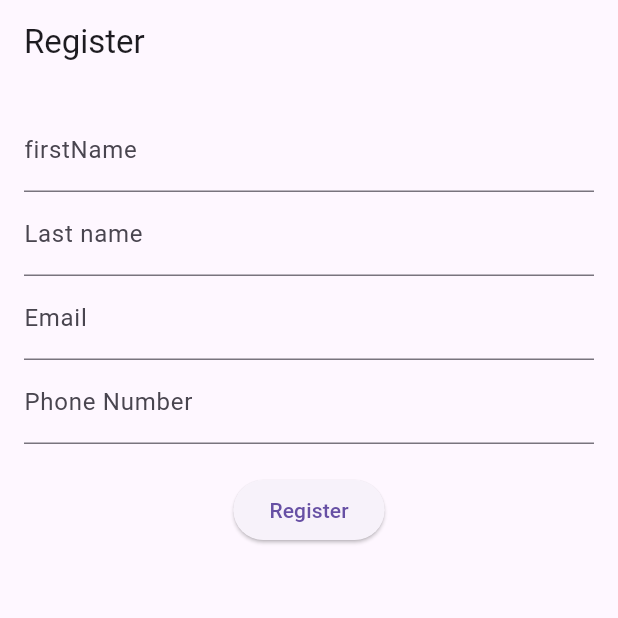
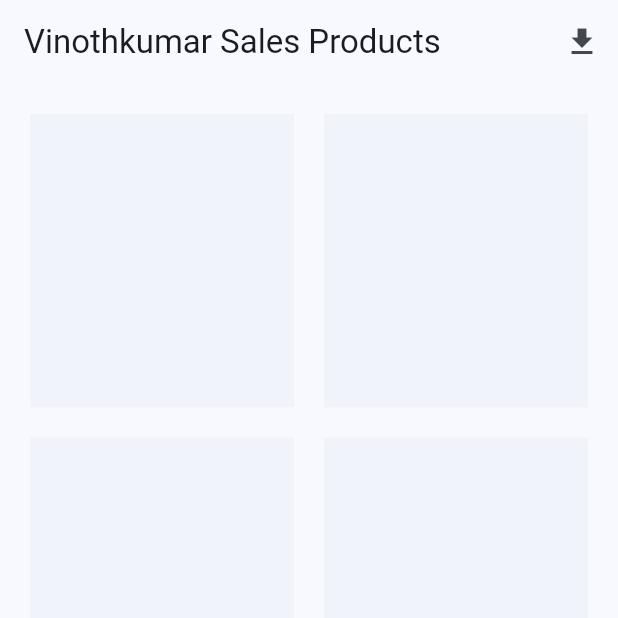
Before and after one commit to vinoth87780/api_signup, a Flutter app: the screen it shows after launch, on a phone screen of 412 x 824 dp, the top half of it. Run offline on Flutter 3.47's test engine with Material 3 defaults, Android fonts, the phone set to English and light mode, and no system bars; our stand-ins replace flutter_riverpod.

Commit message:
homescreen commit in flutter as an design

```diff
--- a/lib/main.dart
+++ b/lib/main.dart
@@ -1,20 +1,26 @@
-import 'package:api_signup/registration_page/signup_page.dart';
+import 'package:api_signup/screens/home/homescreen.dart';
 import 'package:flutter/material.dart';
 import 'package:flutter_riverpod/flutter_riverpod.dart';
 
 void main() {
-  runApp(ProviderScope(child: MyApp()));
+  runApp(const ProviderScope(child: MyApp()));
 }
 
 class MyApp extends StatelessWidget {
+  const MyApp({super.key});
+
   @override
-  Widget build(BuildContext context) {
+  Widget build(
+    BuildContext context,
+  ) {
     return MaterialApp(
-      title: 'Registration Example',
+      debugShowCheckedModeBanner: false,
+      title: '',
       theme: ThemeData(
-        primarySwatch: Colors.blue,
-      ),
-      home: RegistrationPage(),
+          colorScheme: ColorScheme.fromSeed(
+        seedColor: Colors.blue,
+      )),
+      home: Homescreen(),
     );
   }
 }
--- a/lib/models/user_model.dart
+++ /dev/null
@@ -1,88 +0,0 @@
-import 'package:flutter_riverpod/flutter_riverpod.dart';
-import 'package:api_signup/services/services.dart'; // Ensure this path is correct
-
-final registrationProvider =
-    StateNotifierProvider<RegistrationNotifier, RegistrationState>(
-  (ref) => RegistrationNotifier(ref),
-);
-
-class RegistrationState {
-  final String? firstname;
-  final String? lastname;
-  final String? email;
-  final String? phone;
-  final bool isLoading;
-  final String? error;
-
-  RegistrationState({
-    this.firstname,
-    this.lastname,
-    this.email,
-    this.phone,
-    this.isLoading = false,
-    this.error,
-  });
-
-  RegistrationState copyWith({
-    String? firstname,
-    String? lastname,
-    String? email,
-    String? phone,
-    bool? isLoading,
-    String? error,
-  }) {
-    return RegistrationState(
-      firstname: firstname ?? this.firstname,
-      lastname: lastname ?? this.lastname,
-      email: email ?? this.email,
-      phone: phone ?? this.phone,
-      error: error ?? this.error,
-    );
-  }
-}
-
-class RegistrationNotifier extends StateNotifier<RegistrationState> {
-  final Ref _ref;
-
-  RegistrationNotifier(this._ref) : super(RegistrationState());
-
-  void updateName(String firstname) {
-    state = state.copyWith(firstname: firstname);
-  }
-
-  void updateEmail(String lastname) {
-    state = state.copyWith(lastname: lastname);
-  }
-
-  void updatePassword(String email) {
-    state = state.copyWith(email: email);
-  }
-
-  void updatePhoneNumber(String phone) {
-    state = state.copyWith(phone: phone);
-  }
-
-  Future<void> register() async {
-    if (state.firstname == null ||
-        state.lastname == null ||
-        state.email == null ||
-        state.phone == null) {
-      state = state.copyWith(error: 'Please fill in all fields');
-      return;
-    }
-
-    state = state.copyWith(isLoading: true, error: null);
-
-    try {
-      await _ref.read(registrationServiceProvider).register(
-            firstname: state.firstname!,
-            lastname: state.lastname!,
-            email: state.email!,
-            phone: state.phone!,
-          );
-      state = state.copyWith(isLoading: false);
-    } catch (e) {
-      state = state.copyWith(isLoading: false, error: e.toString());
-    }
-  }
-}
--- a/lib/registration_page/signup_page.dart
+++ /dev/null
@@ -1,63 +0,0 @@
-import 'package:api_signup/models/user_model.dart';
-import 'package:flutter/material.dart';
-import 'package:flutter_riverpod/flutter_riverpod.dart';
-
-class RegistrationPage extends ConsumerWidget {
-  @override
-  Widget build(BuildContext context, WidgetRef ref) {
-    final registrationState = ref.watch(registrationProvider);
-    final registrationNotifier = ref.read(registrationProvider.notifier);
-
-    return Scaffold(
-      appBar: AppBar(title: const Text('Register')),
-      body: Padding(
-        padding: const EdgeInsets.all(16.0),
-        child: Form(
-          child: Column(
-            children: [
-              TextFormField(
-                decoration: const InputDecoration(labelText: 'firstName'),
-                keyboardType: TextInputType.name,
-                onChanged: (value) => registrationNotifier.updateName(value),
-              ),
-              TextFormField(
-                decoration: const InputDecoration(labelText: 'Last name'),
-                keyboardType: TextInputType.name,
-                onChanged: (value) => registrationNotifier.updateEmail(value),
-              ),
-              TextFormField(
-                decoration: const InputDecoration(
-                  labelText: 'Email',
-                ),
-                keyboardType: TextInputType.emailAddress,
-                onChanged: (value) =>
-                    registrationNotifier.updatePassword(value),
-              ),
-              TextFormField(
-                decoration: const InputDecoration(labelText: 'Phone Number'),
-                keyboardType: TextInputType.phone,
-                onChanged: (value) =>
-                    registrationNotifier.updatePhoneNumber(value),
-              ),
-              const SizedBox(height: 20),
-              ElevatedButton(
-                onPressed: () => registrationNotifier.register(),
-                child: registrationState.isLoading
-                    ? const CircularProgressIndicator()
-                    : const Text('Register'),
-              ),
-              if (registrationState.error != null)
-                Padding(
-                  padding: const EdgeInsets.only(top: 16.0),
-                  child: Text(
-                    registrationState.error!,
-                    style: const TextStyle(color: Colors.red),
-                  ),
-                ),
-            ],
-          ),
-        ),
-      ),
-    );
-  }
-}
--- /dev/null
+++ b/lib/screens/home/homescreen.dart
@@ -0,0 +1,38 @@
+import 'package:flutter/material.dart';
+
+class Homescreen extends StatelessWidget {
+  const Homescreen({super.key});
+
+  @override
+  Widget build(BuildContext context) {
+    return Scaffold(
+      appBar: AppBar(
+        title: const Text('Vinothkumar Sales Products'),
+        actions: [
+          IconButton(
+            icon: const Icon(Icons.file_download),
+            onPressed: () {},
+          ),
+        ],
+      ),
+      body: Padding(
+        padding: const EdgeInsets.all(20),
+        child: GridView.builder(
+          itemCount: 8,
+          gridDelegate: const SliverGridDelegateWithFixedCrossAxisCount(
+            crossAxisCount: 2,
+            mainAxisSpacing: 20,
+            crossAxisSpacing: 20,
+            childAspectRatio: 0.9,
+          ),
+          itemBuilder: (context, index) {
+            return Container(
+              padding: const EdgeInsets.all(20),
+              color: Colors.blueGrey.withOpacity(0.05),
+            );
+          },
+        ),
+      ),
+    );
+  }
+}
--- a/lib/services/services.dart
+++ /dev/null
@@ -1,31 +0,0 @@
-import 'package:flutter_riverpod/flutter_riverpod.dart';
-import 'package:http/http.dart' as http;
-import 'dart:convert';
-
-final registrationServiceProvider = Provider((ref) => RegistrationService());
-
-class RegistrationService {
-  Future<void> register({
-    required String firstname,
-    required String lastname,
-    required String email,
-    required String phone,
-  }) async {
-    final response = await http.post(
-      Uri.parse('http://localhost:3333/signup'),
-      headers: <String, String>{
-        'Content-Type': 'application/json; charset=UTF-8',
-      },
-      body: jsonEncode(<String, String>{
-        'firstname': firstname,
-        'lastname': lastname,
-        'email': email,
-        'phone': phone,
-      }),
-    );
-
-    if (response.statusCode != 200) {
-      throw Exception('Failed to register');
-    }
-  }
-}
```
Also changed, not shown: pubspec.yaml (+8 -3 lines), pubspec.lock, 3 other files.
